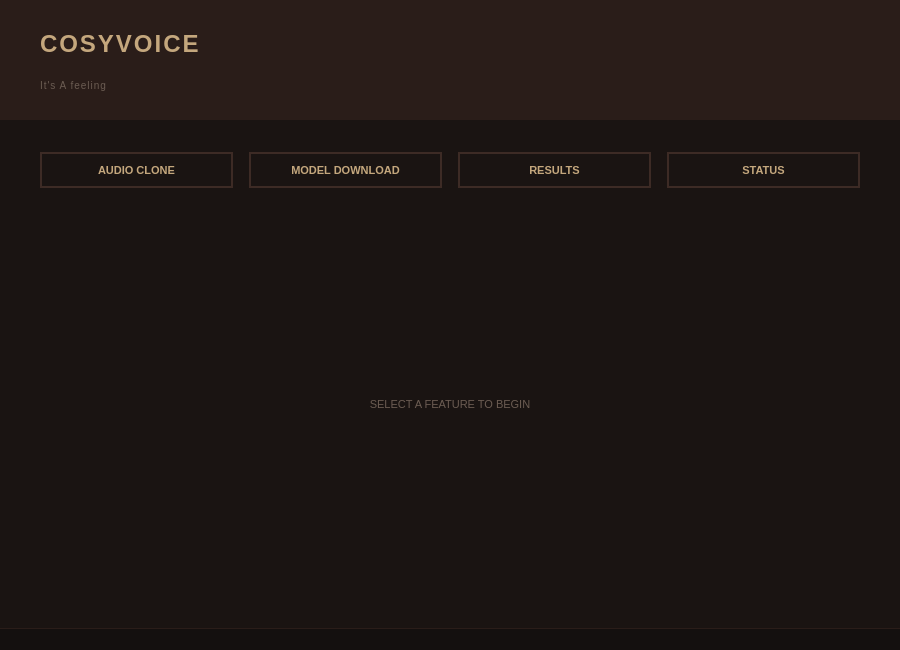
First picture: the form in ui/main_window.ui, repository 3uyuan1ee/CosyVoice_app, before the edit.
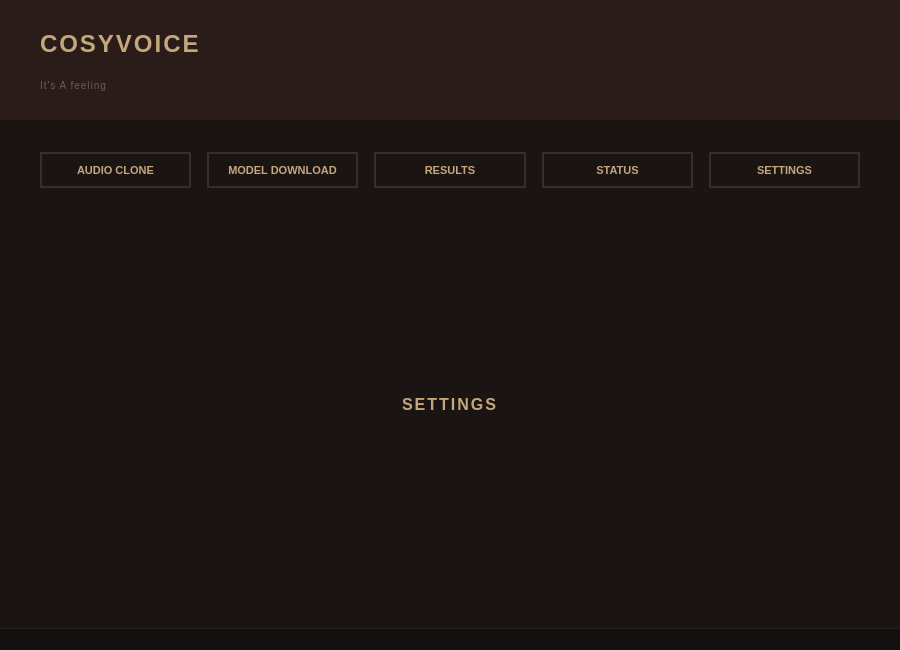
Second picture: the form after the edit. The open tabs and pages were chosen to show the change.

What changed in the file:
```diff
--- a/ui/main_window.ui
+++ b/ui/main_window.ui
@@ -312,6 +312,50 @@
            </property>
           </widget>
          </item>
+         <item>
+          <widget class="QPushButton" name="btnSettings">
+           <property name="sizePolicy">
+            <sizepolicy hsizetype="Expanding" vsizetype="Fixed">
+             <horstretch>0</horstretch>
+             <verstretch>0</verstretch>
+            </sizepolicy>
+           </property>
+           <property name="minimumSize">
+            <size>
+             <width>0</width>
+             <height>36</height>
+            </size>
+           </property>
+           <property name="text">
+            <string>SETTINGS</string>
+           </property>
+           <property name="styleSheet">
+            <string notr="true">QPushButton {
+    background: #1a1412;
+    color: #c4a77d;
+    border: 2px solid #3d2b25;
+    border-radius: 0px;
+    font-size: 11px;
+    font-weight: bold;
+    letter-spacing: 0px;
+    padding: 6px 10px;
+    text-align: center;
+}
+
+QPushButton:hover {
+    background: #3d2b25;
+    color: #e8d5c4;
+    border-color: #c4a77d;
+}
+
+QPushButton:pressed {
+    background: #c4a77d;
+    color: #1a1412;
+    border-color: #c4a77d;
+}</string>
+           </property>
+          </widget>
+         </item>
         </layout>
        </item>
        <item>
@@ -429,6 +473,27 @@
            </item>
           </layout>
          </widget>
+         <widget class="QWidget" name="settingsPage">
+          <layout class="QVBoxLayout" name="settingsLayout">
+           <item>
+            <widget class="QLabel" name="settingsPlaceholder">
+             <property name="text">
+              <string>SETTINGS</string>
+             </property>
+             <property name="alignment">
+              <set>Qt::AlignmentFlag::AlignCenter</set>
+             </property>
+             <property name="styleSheet">
+              <string notr="true">color: #c4a77d;
+    font-size: 16px;
+    font-weight: 500;
+    letter-spacing: 2px;
+    background: transparent;</string>
+             </property>
+            </widget>
+           </item>
+          </layout>
+         </widget>
         </widget>
        </item>
       </layout>
```
